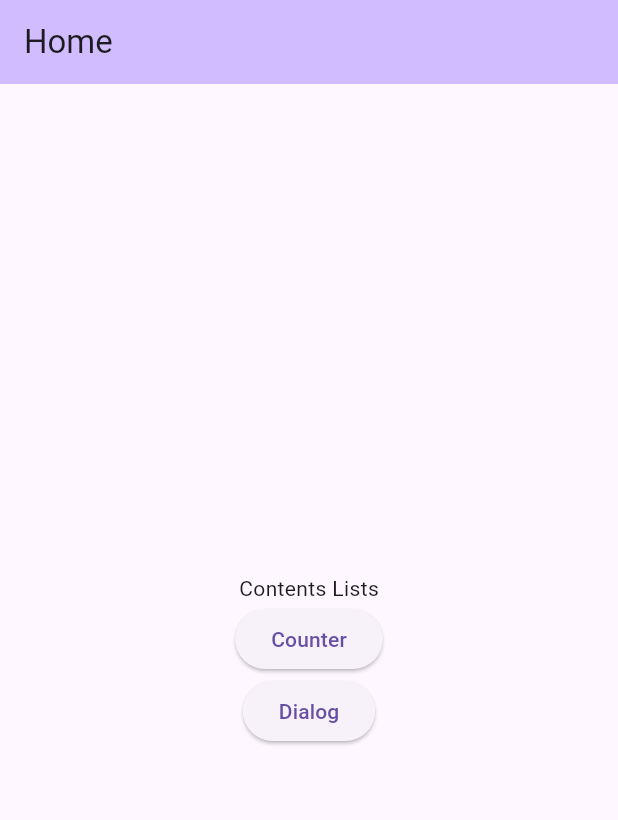
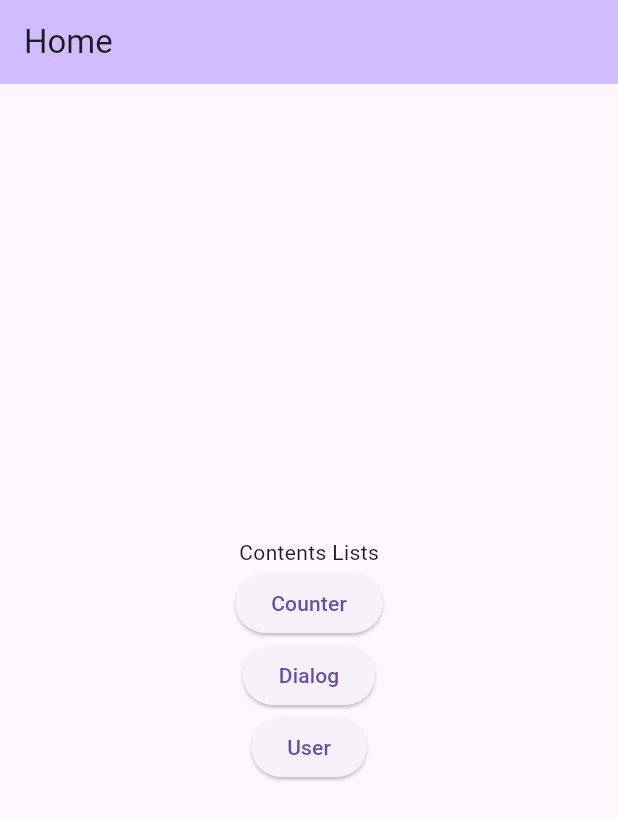
Before and after one commit to endr0id/widget_sampling, a Flutter app: the screen it shows after launch, on a phone screen of 412 x 824 dp. Shown: the top 820 px of the screen. Run offline on Flutter 3.47's test engine with Material 3 defaults, Android fonts, the phone set to English and light mode, and no system bars; our stand-ins replace flutter_riverpod, freezed_annotation, go_router.

Commit message:
add: User画面の最小構成

```diff
--- a/lib/core/constants/router.dart
+++ b/lib/core/constants/router.dart
@@ -2,6 +2,7 @@ enum AppRouter {
   home,
   counter,
   dialog,
+  user,
 }
 
 extension AppRouterExtension on AppRouter {
@@ -17,6 +18,8 @@ extension AppRouterExtension on AppRouter {
         return '/counter';
       case AppRouter.dialog:
         return '/dialog';
+      case AppRouter.user:
+        return '/user';
     }
   }
 
--- a/lib/core/routers/roter.dart
+++ b/lib/core/routers/roter.dart
@@ -3,6 +3,7 @@ import 'package:widget_sampling/features/counter/presentation/view/counter.dart'
 import 'package:widget_sampling/features/dialog/presentation/view/dialog.dart';
 import 'package:widget_sampling/features/home/presentation/view/home.dart';
 import 'package:widget_sampling/core/constants/router.dart';
+import 'package:widget_sampling/features/user/presentation/view/user.dart';
 
 final GoRouter router = GoRouter(
   routes: [
@@ -17,6 +18,10 @@ final GoRouter router = GoRouter(
     GoRoute(
       path: AppRouter.dialog.path,
       builder: (context, state) => const Dialog(title: 'Dialog'),
+    ),
+    GoRoute(
+      path: AppRouter.user.path,
+      builder: (context, state) => const User(title: 'User'),
     )
   ],
 );
--- a/lib/features/home/presentation/view/home.dart
+++ b/lib/features/home/presentation/view/home.dart
@@ -19,7 +19,8 @@ class Home extends StatelessWidget {
           children: [
             const Text('Contents Lists'),
             ElevatedButton(onPressed: () => context.push('/counter'), child: const Text('Counter')),
-            ElevatedButton(onPressed: () => context.push('/dialog'), child: const Text('Dialog'))
+            ElevatedButton(onPressed: () => context.push('/dialog'), child: const Text('Dialog')),
+            ElevatedButton(onPressed: () => context.push('/user'), child: const Text('User'))
           ],
         ),
       ),
```
Also changed, not shown: lib/features/user/presentation/view/user.dart (+17 -0 lines).
